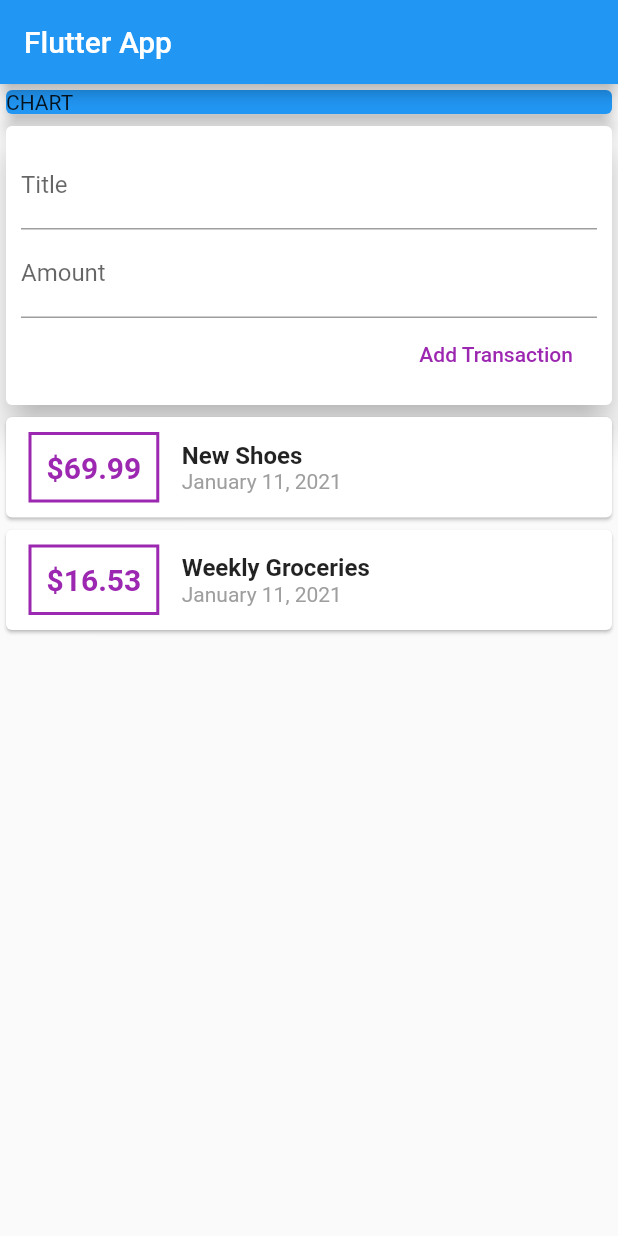
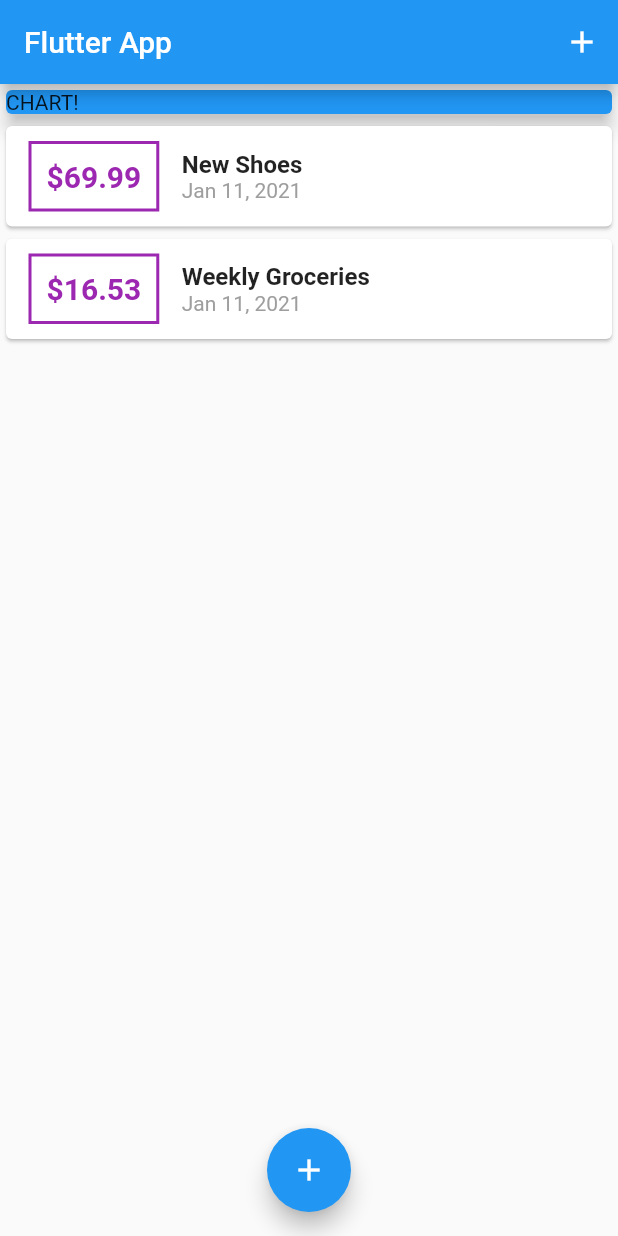
Before and after one commit to darkspace-coder/EXPENSES_APP, a Flutter app: the screen it shows after launch, on a phone screen of 412 x 824 dp. Run offline on Flutter 3.47's test engine with Material 2 defaults, Android fonts, the phone set to English and light mode, and no system bars.

Commit message:
complete rebuild with course correction

```diff
--- a/lib/main.dart
+++ b/lib/main.dart
@@ -1,7 +1,8 @@
 import 'package:flutter/material.dart';
-import 'package:intl/intl.dart';
 
-import './transaction.dart';
+import './widgets/new_transaction.dart';
+import './widgets/transaction_list.dart';
+import './models/transaction.dart';
 
 void main() => runApp(MyApp());
 
@@ -15,8 +16,15 @@ class MyApp extends StatelessWidget {
   }
 }
 
-class MyHomePage extends StatelessWidget {
-  final List<Transaction> transactions = [
+class MyHomePage extends StatefulWidget {
+  // String titleInput;
+  // String amountInput;
+  @override
+  _MyHomePageState createState() => _MyHomePageState();
+}
+
+class _MyHomePageState extends State<MyHomePage> {
+  final List<Transaction> _userTransactions = [
     Transaction(
       id: 't1',
       title: 'New Shoes',
@@ -28,109 +36,68 @@ class MyHomePage extends StatelessWidget {
       title: 'Weekly Groceries',
       amount: 16.53,
       date: DateTime.now(),
-    )
+    ),
   ];
-  // String titleInput;
-  // String amountInput;
-  final titleController = TextEditingController();
-  final amountController = TextEditingController();
+
+  void _addNewTransaction(String txTitle, double txAmount) {
+    final newTx = Transaction(
+      title: txTitle,
+      amount: txAmount,
+      date: DateTime.now(),
+      id: DateTime.now().toString(),
+    );
+
+    setState(() {
+      _userTransactions.add(newTx);
+    });
+  }
+
+  void _startAddNewTransaction(BuildContext ctx) {
+    showModalBottomSheet(
+      context: ctx,
+      builder: (_) {
+        return GestureDetector(
+          onTap: () {},
+          child: NewTransaction(_addNewTransaction),
+          behavior: HitTestBehavior.opaque,
+        );
+      },
+    );
+  }
 
   @override
   Widget build(BuildContext context) {
     return Scaffold(
       appBar: AppBar(
         title: Text('Flutter App'),
+        actions: <Widget>[
+          IconButton(
+            icon: Icon(Icons.add),
+            onPressed: () => _startAddNewTransaction(context),
           ),
-      body: Column(
-        //mainAxisAlignment: MainAxisAlignment.start,
+        ],
+      ),
+      body: SingleChildScrollView(
+        child: Column(
+          // mainAxisAlignment: MainAxisAlignment.start,
           crossAxisAlignment: CrossAxisAlignment.stretch,
           children: <Widget>[
             Container(
               width: double.infinity,
               child: Card(
                 color: Colors.blue,
-              child: Text('CHART'),
+                child: Text('CHART!'),
                 elevation: 5,
               ),
             ),
-          Card(
-            elevation: 10,
-            child: Container(
-              padding: EdgeInsets.all(10),
-              child: Column(
-                crossAxisAlignment: CrossAxisAlignment.end,
-                children: <Widget>[
-                  TextField(
-                    decoration: InputDecoration(labelText: 'Title'),
-                    controller: titleController,
-                    // onChanged: (val) {
-                    //   titleInput = val;
-                    // },
-                  ),
-                  TextField(
-                    decoration: InputDecoration(labelText: 'Amount'),
-                    controller: amountController,
-                    // onChanged: (val) => amountInput = val,
-                  ),
-                  FlatButton(
-                    child: Text('Add Transaction'),
-                    textColor: Colors.purple,
-                    onPressed: () {
-                      print(titleController.text);
-                      print(amountController.text);
-                    },
-                  )
+            TransactionList(_userTransactions),
           ],
         ),
       ),
-          ),
-          Column(
-            children: transactions.map(
-              (tx) {
-                return Card(
-                  child: Row(
-                    children: <Widget>[
-                      Container(
-                        decoration: BoxDecoration(
-                          border: Border.all(
-                            color: Colors.purple,
-                            width: 2,
-                          ),
-                        ),
-                        margin: EdgeInsets.symmetric(
-                          vertical: 10,
-                          horizontal: 15,
-                        ),
-                        child: Text(
-                          '\$${tx.amount}',
-                          style: TextStyle(
-                              fontWeight: FontWeight.bold,
-                              fontSize: 20,
-                              color: Colors.purple),
-                        ),
-                        padding: EdgeInsets.all(10),
-                      ),
-                      Column(
-                        crossAxisAlignment: CrossAxisAlignment.start,
-                        children: <Widget>[
-                          Text(
-                            tx.title,
-                            style: TextStyle(
-                                fontSize: 16, fontWeight: FontWeight.bold),
-                          ),
-                          Text(
-                            DateFormat.yMMMMd().format(tx.date),
-                            style: TextStyle(color: Colors.grey),
-                          ),
-                        ],
-                      ),
-                    ],
-                  ),
-                );
-              },
-            ).toList(),
-          ),
-        ],
+      floatingActionButtonLocation: FloatingActionButtonLocation.centerFloat,
+      floatingActionButton: FloatingActionButton(
+        child: Icon(Icons.add),
+        onPressed: () => _startAddNewTransaction(context),
       ),
     );
   }
--- /dev/null
+++ b/lib/models/transaction.dart
@@ -0,0 +1,15 @@
+import 'package:flutter/foundation.dart';
+
+class Transaction {
+  final String id;
+  final String title;
+  final double amount;
+  final DateTime date;
+
+  Transaction({
+    @required this.id,
+    @required this.title,
+    @required this.amount,
+    @required this.date,
+  });
+}
--- a/lib/transaction.dart
+++ /dev/null
@@ -1,14 +0,0 @@
-import 'package:flutter/material.dart';
-
-class Transaction {
-  final String id;
-  final String title;
-  final double amount;
-  final DateTime date;
-
-  Transaction(
-      {@required this.id,
-      @required this.title,
-      @required this.amount,
-      @required this.date});
-}
--- /dev/null
+++ b/lib/widgets/transaction_list.dart
@@ -0,0 +1,67 @@
+import 'package:flutter/material.dart';
+import 'package:intl/intl.dart';
+
+import '../models/transaction.dart';
+
+class TransactionList extends StatelessWidget {
+  final List<Transaction> transactions;
+
+  TransactionList(this.transactions);
+
+  @override
+  Widget build(BuildContext context) {
+    return Container(
+      height: 300,
+      child: ListView.builder(
+        itemBuilder: (ctx, index) {
+          return Card(
+            child: Row(
+              children: <Widget>[
+                Container(
+                  margin: EdgeInsets.symmetric(
+                    vertical: 10,
+                    horizontal: 15,
+                  ),
+                  decoration: BoxDecoration(
+                    border: Border.all(
+                      color: Colors.purple,
+                      width: 2,
+                    ),
+                  ),
+                  padding: EdgeInsets.all(10),
+                  child: Text(
+                    '\$${transactions[index].amount.toStringAsFixed(2)}',
+                    style: TextStyle(
+                      fontWeight: FontWeight.bold,
+                      fontSize: 20,
+                      color: Colors.purple,
+                    ),
+                  ),
+                ),
+                Column(
+                  crossAxisAlignment: CrossAxisAlignment.start,
+                  children: <Widget>[
+                    Text(
+                      transactions[index].title,
+                      style: TextStyle(
+                        fontSize: 16,
+                        fontWeight: FontWeight.bold,
+                      ),
+                    ),
+                    Text(
+                      DateFormat.yMMMd().format(transactions[index].date),
+                      style: TextStyle(
+                        color: Colors.grey,
+                      ),
+                    ),
+                  ],
+                ),
+              ],
+            ),
+          );
+        },
+        itemCount: transactions.length,
+      ),
+    );
+  }
+}
```
Also changed, not shown: lib/widgets/new_transaction.dart (added, +65 -0 lines). Lines whose indentation alone changed are shown as unchanged.
